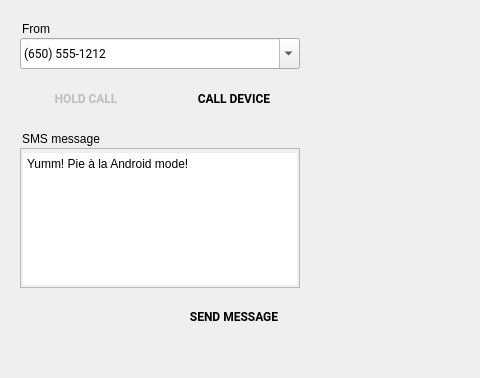
Old version of the form android/android-emu/android/skin/qt/extended-pages/telephony-page.ui in the repository aosp-mirror/platform_external_qemu; both pictures show x 0 to 480 and y 0 to 378 of the 622 by 580 pixel window.
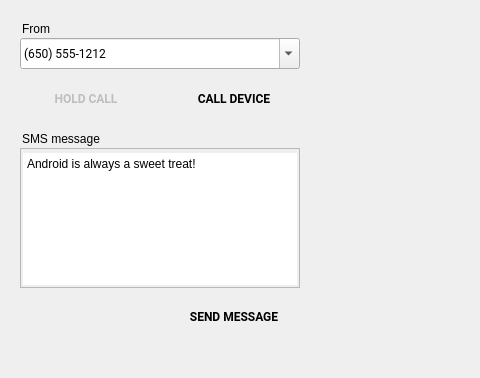
New version of the form. Icons and pictures are not drawn. Custom widgets are drawn as their Qt base class.

Commit message:
Remove the dessert name from the default SMS message
Now that we've gone from Pie to 10, remove the dessert reference
from the default SMS message and leave it generic.

Test: None

The edit to the form file:
```diff
--- a/android/android-emu/android/skin/qt/extended-pages/telephony-page.ui
+++ b/android/android-emu/android/skin/qt/extended-pages/telephony-page.ui
@@ -26,7 +26,7 @@
     <string notr="true">padding: 4px 2px 2px 2px;</string>
    </property>
    <property name="plainText">
-    <string>Yumm! Pie à la Android mode!</string>
+    <string>Android is always a sweet treat!</string>
    </property>
    <property name="ColorGroup" stdset="0">
     <string>SmsBox</string>
```
